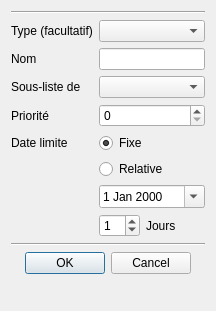
This is src/ihm/CustomWidgets/listform.ui in bmael/IHMProject as Qt 5 draws it before an edit. The edited form follows.
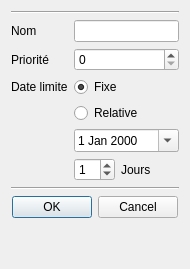
This is the edited form.

What changed in the file:
```diff
--- a/src/ihm/CustomWidgets/listform.ui
+++ b/src/ihm/CustomWidgets/listform.ui
@@ -6,8 +6,8 @@
    <rect>
     <x>0</x>
     <y>0</y>
-    <width>216</width>
-    <height>311</height>
+    <width>190</width>
+    <height>269</height>
    </rect>
   </property>
   <property name="minimumSize">
@@ -35,33 +35,33 @@
         <enum>QFormLayout::AllNonFixedFieldsGrow</enum>
        </property>
        <item row="0" column="0">
-        <widget class="QLabel" name="templateChoiceLabel">
-         <property name="text">
-          <string>Type (facultatif)</string>
-         </property>
-        </widget>
-       </item>
-       <item row="0" column="1">
-        <widget class="QComboBox" name="templateChoice"/>
-       </item>
-       <item row="1" column="0">
         <widget class="QLabel" name="listNameLabel">
          <property name="text">
           <string>Nom</string>
          </property>
         </widget>
        </item>
-       <item row="1" column="1">
+       <item row="0" column="1">
         <widget class="QLineEdit" name="listName"/>
        </item>
-       <item row="4" column="0">
+       <item row="1" column="0">
+        <widget class="QLabel" name="priorityLabel">
+         <property name="text">
+          <string>Priorité</string>
+         </property>
+        </widget>
+       </item>
+       <item row="1" column="1">
+        <widget class="QSpinBox" name="priority"/>
+       </item>
+       <item row="2" column="0">
         <widget class="QLabel" name="timeLimitLabel">
          <property name="text">
           <string>Date limite</string>
          </property>
         </widget>
        </item>
-       <item row="4" column="1">
+       <item row="2" column="1">
         <widget class="QRadioButton" name="timeLimitChoiceAbsolute">
          <property name="text">
           <string>Fixe</string>
@@ -71,21 +71,21 @@
          </property>
         </widget>
        </item>
-       <item row="5" column="1">
+       <item row="3" column="1">
         <widget class="QRadioButton" name="timeLimitChoiceRelative">
          <property name="text">
           <string>Relative</string>
          </property>
         </widget>
        </item>
-       <item row="6" column="1">
+       <item row="4" column="1">
         <widget class="QDateEdit" name="timeLimitAbsolute">
          <property name="calendarPopup">
           <bool>true</bool>
          </property>
         </widget>
        </item>
-       <item row="7" column="1">
+       <item row="5" column="1">
         <layout class="QFormLayout" name="formLayout_3">
          <property name="fieldGrowthPolicy">
           <enum>QFormLayout::AllNonFixedFieldsGrow</enum>
@@ -106,26 +106,6 @@
          </item>
         </layout>
        </item>
-       <item row="3" column="1">
-        <widget class="QSpinBox" name="priority"/>
-       </item>
-       <item row="3" column="0">
-        <widget class="QLabel" name="priorityLabel">
-         <property name="text">
-          <string>Priorité</string>
-         </property>
-        </widget>
-       </item>
-       <item row="2" column="1">
-        <widget class="QComboBox" name="subList"/>
-       </item>
-       <item row="2" column="0">
-        <widget class="QLabel" name="subListLabel">
-         <property name="text">
-          <string>Sous-liste de</string>
-         </property>
-        </widget>
-       </item>
       </layout>
      </item>
      <item>
```
